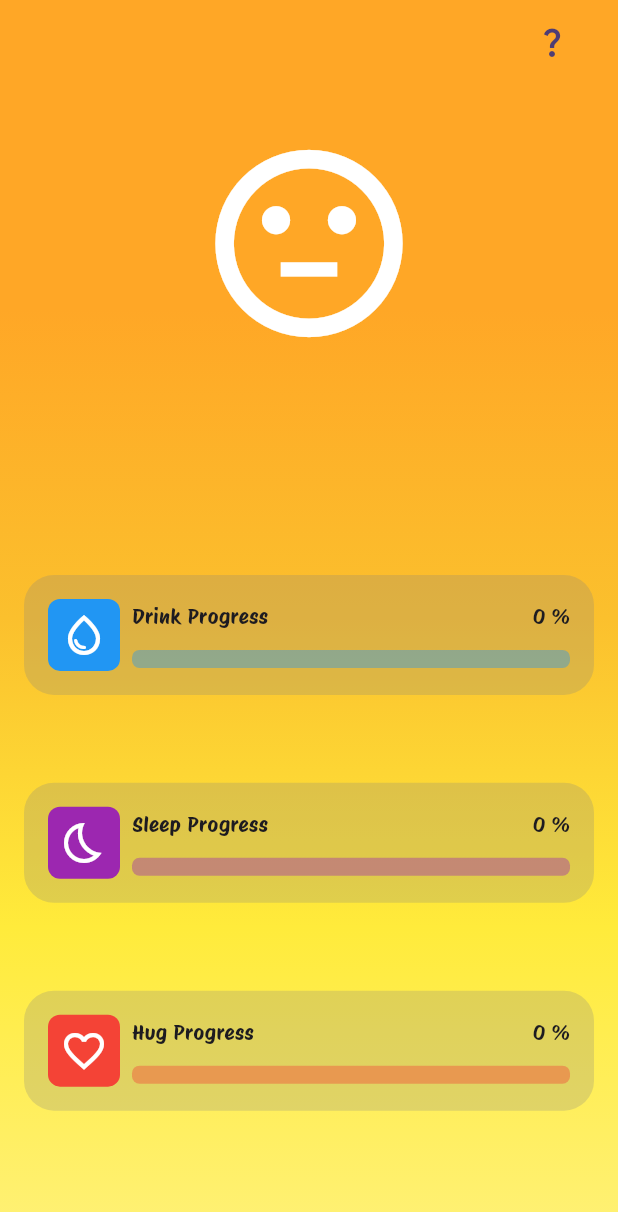
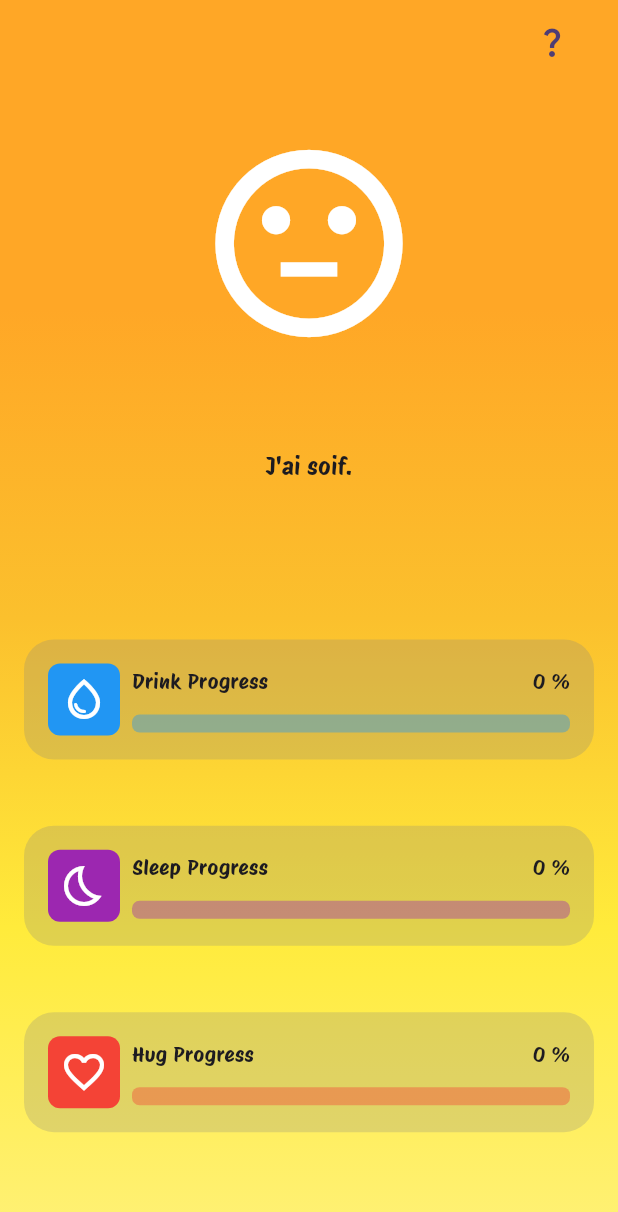
Before and after one commit to TitiBond/Tamagochieur-flutter, a Flutter app: the TamagoHomeScreen screen opened by its route, on a phone screen of 412 x 824 dp. Shown: the top 1212 px of the screen. Run offline on Flutter 3.47's test engine with Material 3 defaults, Android fonts, the light colour scheme and no system bars; our stand-ins replace lottie; missing offline and left inert: mqtt_client.

Commit message:
refacto(noNeedRefacto): refacto on need tile, need model and homescreen

```diff
--- a/lib/components/needs_tile.dart
+++ b/lib/components/needs_tile.dart
@@ -10,7 +10,7 @@ class TamagoNeedsTile extends StatefulWidget {
   final double progress;
   final double progressWidth;
   final GlobalKey progressBarKey;
-  final bool Function() onTap;
+  final void Function() onTap;
   const TamagoNeedsTile({
     super.key,
     required this.needType,
@@ -49,8 +49,8 @@ class _TamagoNeedsTileState extends State<TamagoNeedsTile> {
 
     return GestureDetector(
       onTap: () {
-        var x = widget.onTap();
-        if (x && !isButtonPressed) {
+        widget.onTap();
+        if (!isButtonPressed) {
           changeScale();
         }
       },
@@ -81,7 +81,7 @@ class _TamagoNeedsTileState extends State<TamagoNeedsTile> {
                       mainAxisSize: MainAxisSize.max,
                       mainAxisAlignment: MainAxisAlignment.spaceBetween,
                       children: [
-                        Text(NeedsTypeAtr.getText(widget.needType)),
+                        Text(NeedsTypeAtr.getTileText(widget.needType)),
                         Text('${widget.progress.round()} %')
                       ],
                     ),
--- a/lib/models/need.dart
+++ b/lib/models/need.dart
@@ -38,7 +38,7 @@ class NeedsTypeAtr {
     }
   }
 
-  static String getText(NeedsType type) {
+  static String getTileText(NeedsType type) {
     switch (type) {
       case NeedsType.drink:
         return "Drink Progress";
@@ -60,35 +60,64 @@ class NeedsTypeAtr {
     }
   }
 
-  static Positioned getAnimation(
-      NeedsType type, AnimationController controller, Offset position) {
+  static Positioned getAnimation(NeedsType type, AnimationController controller,
+      Offset position, bool isAction) {
     switch (type) {
       case NeedsType.drink:
         return Positioned(
-            top: position.dy - 100,
+            top: position.dy - (isAction ? 100 : 50),
             left: -20,
             child: Lottie.asset(
-              'assets/animations/water.json',
+              'assets/animations/${isAction ? "water.json" : 'prout.json'}',
               controller: controller,
               width: 150,
             ));
       case NeedsType.sleep:
         return Positioned(
             top: position.dy - 50,
-            left: 0,
+            left: isAction ? 0 : -20,
             child: Lottie.asset(
-              'assets/animations/zzz.json',
+              'assets/animations/${isAction ? 'zzz.json' : 'prout.json'}',
               controller: controller,
-              width: 125,
+              width: 150,
             ));
       case NeedsType.hug:
         return Positioned(
-            top: position.dy - 255,
-            left: 0,
+            top: position.dy - (isAction ? 255 : 55),
+            left: isAction ? 0 : -20,
             child: Lottie.asset(
-              'assets/animations/love.json',
-              controller: controller,
-            ));
+                'assets/animations/${isAction ? 'love.json' : 'prout.json'}',
+                controller: controller,
+                width: isAction ? null : 150));
+    }
+  }
+
+  static String getSnackbarText(NeedsType type) {
+    switch (type) {
+      case NeedsType.drink:
+        return "J'ai pas soif !";
+      case NeedsType.sleep:
+        return "J'ai pas envie de dormir.";
+      case NeedsType.hug:
+        return "Me touche pas !";
+    }
+  }
+
+  static Text getNeedText(NeedsType type) {
+    TextStyle style = const TextStyle(fontSize: 16);
+    switch (type) {
+      case NeedsType.drink:
+        return Text(
+          "J'ai soif.",
+          style: style,
+        );
+      case NeedsType.sleep:
+        return Text(
+          "ZzZ  J'ai envie de dormir. zzZ",
+          style: style,
+        );
+      case NeedsType.hug:
+        return Text("Tu veux me faire un bisous ?", style: style);
     }
   }
 }
--- a/lib/screens/home_screen.dart
+++ b/lib/screens/home_screen.dart
@@ -2,6 +2,7 @@ import 'dart:async';
 import 'dart:convert';
 import 'package:flutter/material.dart';
 import 'package:tamagochieur/components/draggable_scrollable_sheet.dart';
+import 'package:tamagochieur/components/needs_snackbar.dart';
 import 'package:tamagochieur/components/needs_tile.dart';
 import 'package:tamagochieur/models/mood.dart';
 import 'package:tamagochieur/models/need.dart';
@@ -20,7 +21,7 @@ class _TamagoHomeScreenState extends State<TamagoHomeScreen>
   MoodEnum mood = MoodEnum.neutral;
   Color screenAnimatedBackgroundColor = Mood.getColor(MoodEnum.neutral);
   GlobalKey lottieKey = GlobalKey();
-  Duration buttonAnimationDuration = Duration(seconds: 2);
+  Duration buttonAnimationDuration = const Duration(seconds: 2);
 
   //drink
   GlobalKey drinkTileKey = GlobalKey();
@@ -40,7 +41,7 @@ class _TamagoHomeScreenState extends State<TamagoHomeScreen>
   GlobalKey sleepProgressBarKey = GlobalKey();
   double sleepProgress = 0;
   double sleepProgressWidth = 0;
-  bool sleepAction = true;
+  bool sleepAction = false;
 
   //hug
   GlobalKey hugTileKey = GlobalKey();
@@ -50,9 +51,7 @@ class _TamagoHomeScreenState extends State<TamagoHomeScreen>
   GlobalKey hugProgressBarKey = GlobalKey();
   double hugProgress = 0;
   double hugProgressWidth = 0;
-  bool hugAction = true;
-
-  bool _isThereAction = false;
+  bool hugAction = false;
 
   Mqtt mqttHandler = Mqtt();
 
@@ -140,7 +139,13 @@ class _TamagoHomeScreenState extends State<TamagoHomeScreen>
   void onClickButton(String value) {
     switch (value) {
       case "thirst":
+        if (drinkAction) {
           mqttHandler.publishData(value);
+        } else {
+          ScaffoldMessenger.of(context).showSnackBar(
+              TamagoNeedsSnackbar.showTamagoSnackbar(
+                  NeedsTypeAtr.getSnackbarText(NeedsType.drink)));
+        }
         if (!isDrinkAnimationOn) {
           setState(() {
             _drinkAnimationController.forward();
@@ -155,7 +160,13 @@ class _TamagoHomeScreenState extends State<TamagoHomeScreen>
         }
         break;
       case "sleepy":
+        if (sleepAction) {
           mqttHandler.publishData(value);
+        } else {
+          ScaffoldMessenger.of(context).showSnackBar(
+              TamagoNeedsSnackbar.showTamagoSnackbar(
+                  NeedsTypeAtr.getSnackbarText(NeedsType.sleep)));
+        }
         if (!isSleepAnimationOn) {
           setState(() {
             _sleepAnimationController.forward();
@@ -170,7 +181,13 @@ class _TamagoHomeScreenState extends State<TamagoHomeScreen>
         }
         break;
       case "affection":
+        if (hugAction) {
           mqttHandler.publishData(value);
+        } else {
+          ScaffoldMessenger.of(context).showSnackBar(
+              TamagoNeedsSnackbar.showTamagoSnackbar(
+                  NeedsTypeAtr.getSnackbarText(NeedsType.hug)));
+        }
         if (!isHugAnimationOn) {
           setState(() {
             _hugAnimationController.forward();
@@ -196,7 +213,6 @@ class _TamagoHomeScreenState extends State<TamagoHomeScreen>
           backgroundColor: Colors.transparent,
           onPressed: () {
             showModalBottomSheet(
-              backgroundColor: Colors.white,
               isScrollControlled: true,
               context: context,
               builder: (context) => const TamagoDraggableScrollableSheet(),
@@ -234,11 +250,26 @@ class _TamagoHomeScreenState extends State<TamagoHomeScreen>
                             padding: const EdgeInsets.all(10.0),
                             child: Center(child: Mood.getIcon(mood, 150)),
                           )),
-                      _isThereAction
-                          ? SizedBox(
-                              height: MediaQuery.of(context).size.height / 5,
+                      if (drinkAction || sleepAction || hugAction)
+                        SizedBox(
+                          height: MediaQuery.of(context).size.height / 10,
+                          child: Column(
+                            crossAxisAlignment: CrossAxisAlignment.center,
+                            children: [
+                              drinkAction
+                                  ? NeedsTypeAtr.getNeedText(NeedsType.drink)
+                                  : const SizedBox(),
+                              sleepAction
+                                  ? NeedsTypeAtr.getNeedText(NeedsType.sleep)
+                                  : const SizedBox(),
+                              hugAction
+                                  ? NeedsTypeAtr.getNeedText(NeedsType.hug)
+                                  : const SizedBox(),
+                            ],
+                          ),
                         )
-                          : const SizedBox(
+                      else
+                        const SizedBox(
                           height: 25,
                         ),
                       Expanded(
@@ -252,8 +283,7 @@ class _TamagoHomeScreenState extends State<TamagoHomeScreen>
                                 progressWidth: drinkProgressWidth,
                                 progressBarKey: drinkProgressBarKey,
                                 onTap: () {
-                                  drinkAction ? onClickButton("thirst") : null;
-                                  return drinkAction;
+                                  onClickButton("thirst");
                                 },
                               ),
                               TamagoNeedsTile(
@@ -263,8 +293,12 @@ class _TamagoHomeScreenState extends State<TamagoHomeScreen>
                                 progressWidth: sleepProgressWidth,
                                 progressBarKey: sleepProgressBarKey,
                                 onTap: () {
-                                  sleepAction ? onClickButton("sleepy") : null;
-                                  return sleepAction;
+                                  onClickButton("sleepy");
+                                  //  ScaffoldMessenger.of(context)
+                                  //     .showSnackBar(TamagoNeedsSnackbar
+                                  //         .showTamagoSnackbar(
+                                  //             NeedsTypeAtr.getSnackbarText(
+                                  //                 NeedsType.sleep)));
                                 },
                               ),
                               TamagoNeedsTile(
@@ -274,8 +308,12 @@ class _TamagoHomeScreenState extends State<TamagoHomeScreen>
                                 progressWidth: hugProgressWidth,
                                 progressBarKey: hugProgressBarKey,
                                 onTap: () {
-                                  hugAction ? onClickButton("affection") : null;
-                                  return hugAction;
+                                  onClickButton("affection");
+                                  //  ScaffoldMessenger.of(context)
+                                  //     .showSnackBar(TamagoNeedsSnackbar
+                                  //         .showTamagoSnackbar(
+                                  //             NeedsTypeAtr.getSnackbarText(
+                                  //                 NeedsType.hug)));
                                 },
                               )
                             ]),
@@ -285,17 +323,17 @@ class _TamagoHomeScreenState extends State<TamagoHomeScreen>
                 )),
             if (isDrinkAnimationOn)
               NeedsTypeAtr.getAnimation(NeedsType.drink,
-                  _drinkAnimationController, drinkTilePosition!)
+                  _drinkAnimationController, drinkTilePosition!, drinkAction)
             else
               const SizedBox(),
             if (isSleepAnimationOn)
               NeedsTypeAtr.getAnimation(NeedsType.sleep,
-                  _sleepAnimationController, sleepTilePosition!)
+                  _sleepAnimationController, sleepTilePosition!, sleepAction)
             else
               const SizedBox(),
             if (isHugAnimationOn)
-              NeedsTypeAtr.getAnimation(
-                  NeedsType.hug, _hugAnimationController, hugTilePosition!)
+              NeedsTypeAtr.getAnimation(NeedsType.hug, _hugAnimationController,
+                  hugTilePosition!, hugAction)
             else
               const SizedBox()
           ],
```
Lines whose indentation alone changed are shown as unchanged.
